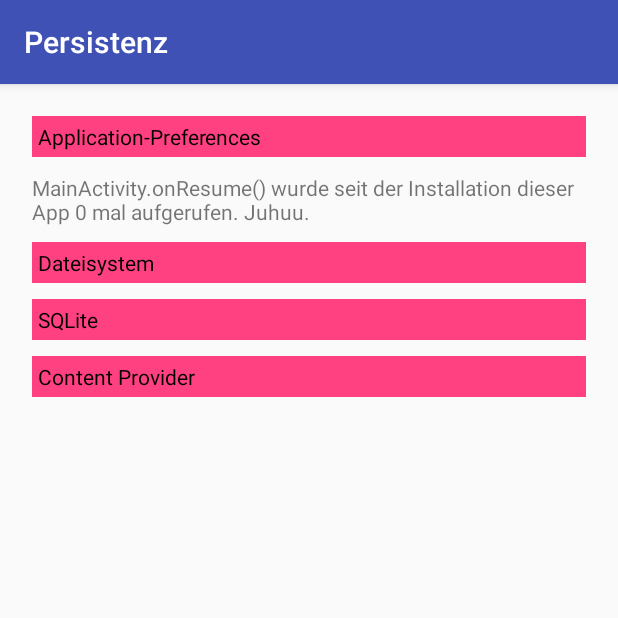
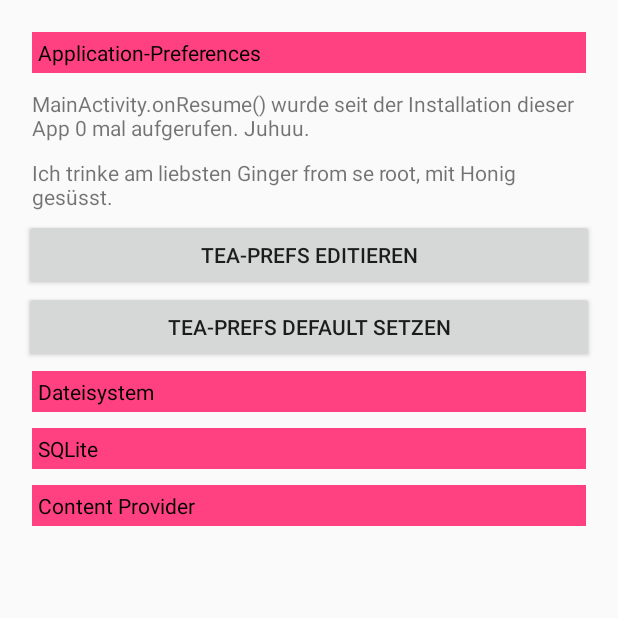
Before and after one commit to krrli/MobPro, an Android app: the screen it shows after launch (MainActivity), on a phone screen of 412 x 824 dp, the top half of it. Run offline under Robolectric (Android 15) with nearby library versions, the light colour scheme and no system bars.

Commit message:
added tea-preferences, default-preferences and updated textView on mainActivity with info text about preferred tea.

```diff
--- a/Persistenz/app/build.gradle
+++ b/Persistenz/app/build.gradle
@@ -25,5 +25,6 @@ dependencies {
         exclude group: 'com.android.support', module: 'support-annotations'
     })
     compile 'com.android.support:appcompat-v7:25.2.0'
+    compile 'com.android.support.constraint:constraint-layout:1.0.1'
     testCompile 'junit:junit:4.12'
 }
--- a/Persistenz/app/src/main/AndroidManifest.xml
+++ b/Persistenz/app/src/main/AndroidManifest.xml
@@ -15,6 +15,7 @@
                 <category android:name="android.intent.category.LAUNCHER" />
             </intent-filter>
         </activity>
+        <activity android:name=".TeaPreferenceActivity"></activity>
     </application>
 
 </manifest>
--- a/Persistenz/app/src/main/java/ch/hslu/mobpro/persistenz/MainActivity.java
+++ b/Persistenz/app/src/main/java/ch/hslu/mobpro/persistenz/MainActivity.java
@@ -1,17 +1,23 @@
 package ch.hslu.mobpro.persistenz;
 
+import android.app.Activity;
+import android.content.Intent;
 import android.content.SharedPreferences;
-import android.content.res.Resources;
-import android.support.v7.app.AppCompatActivity;
 import android.os.Bundle;
-import android.util.Log;
+import android.preference.Preference;
+import android.preference.PreferenceManager;
+import android.view.View;
+import android.widget.Button;
 import android.widget.TextView;
 
-public class MainActivity extends AppCompatActivity {
+public class MainActivity extends Activity {
 
     private int resumeCount;
-    private SharedPreferences preferences;
+    private SharedPreferences sharedPreferences;
     private TextView txtCounterText;
+    private TextView txtTeaPrefsSummary;
+    private Button btnTeaPrefEdit;
+    private Button btnSetDefaultPreferences;
 
     @Override
     protected void onCreate(Bundle savedInstanceState) {
@@ -19,23 +25,83 @@ public class MainActivity extends AppCompatActivity {
         setContentView(R.layout.activity_main);
 
         txtCounterText = (TextView) findViewById(R.id.txtResumeText);
+        txtTeaPrefsSummary = (TextView) findViewById(R.id.txtTeaPrefSummary);
+        btnTeaPrefEdit = (Button) findViewById(R.id.btnEditPreferences);
+        btnSetDefaultPreferences = (Button) findViewById(R.id.btnSetPreferences);
 
-        preferences = getPreferences(MODE_PRIVATE);
-        resumeCount = preferences.getInt("CounterAppPref",0);
+        sharedPreferences = getPreferences(MODE_PRIVATE);
+        resumeCount = sharedPreferences.getInt("CounterAppPref",0);
 
+        btnTeaPrefEdit.setOnClickListener(new View.OnClickListener() {
+            @Override
+            public void onClick(View v) {
+                Intent prefIntent = new Intent(MainActivity.this, TeaPreferenceActivity.class);
+                startActivity(prefIntent);
+            }
+        });
+
+        btnSetDefaultPreferences.setOnClickListener(new View.OnClickListener(){
+            @Override
+            public void onClick(View v){
+                PreferenceManager.getDefaultSharedPreferences(MainActivity.this);
+
+                // fixe Werte in Preferences speichern
+                // Gesüsster Tee, Süssstoff honig und Marke/Sorte ginger
+
+                final SharedPreferences.Editor teaPrefEditor = PreferenceManager.getDefaultSharedPreferences(MainActivity.this).edit();
+
+                String teaPref = "Ginger from se root";
+                String sweetenerPref = "Honig";
+
+                teaPrefEditor.putString("teaPreferred", teaPref);
+                teaPrefEditor.putString("teaSweetener",sweetenerPref);
+                teaPrefEditor.putBoolean("teaWithSugar", true);
+
+                String textSummaryPt = String.format(getResources().getString(R.string.teaPrefsSummary), teaPref);
+                textSummaryPt =  textSummaryPt + String.format(getResources().getString(R.string.teaPrefsWithSweetenerSummary), sweetenerPref);
+                txtTeaPrefsSummary.setText(textSummaryPt);
+            }
+        });
+
+    }
+
+    private void readTeaPreferences(){
+
+        txtTeaPrefsSummary.setText("hoi");
     }
 
     @Override
     protected void onResume() {
         super.onResume();
 
-        final SharedPreferences.Editor editor = preferences.edit();
+        addCounterText();
+        addTeaPrefsText();
+    }
+
+    private void addCounterText(){
+
+        final SharedPreferences.Editor editor = sharedPreferences.edit();
         editor.putInt("CounterAppPref", resumeCount + 1);
         editor.apply();
 
-        //Resources res = getResources();
         String text = String.format(getResources().getString(R.string.appPref_counterText), "" +resumeCount);
         txtCounterText.setText(text);
 
     }
+
+    private void addTeaPrefsText(){
+
+        final SharedPreferences tiiPref = PreferenceManager.getDefaultSharedPreferences(this);
+
+        boolean teaWithSugar = tiiPref.getBoolean("teaWithSugar", true);
+        String suesstoff = tiiPref.getString("teaSweetener","Honig");
+        String lieblingstee = tiiPref.getString("teaPreferred","Ginger from se root");
+
+        String textSummaryPt = String.format(getResources().getString(R.string.teaPrefsSummary), lieblingstee);
+        if(teaWithSugar){
+            textSummaryPt =  textSummaryPt + String.format(getResources().getString(R.string.teaPrefsWithSweetenerSummary), suesstoff);
+        }
+
+        txtTeaPrefsSummary.setText(textSummaryPt);
+    }
 }
--- a/Persistenz/app/src/main/res/layout/activity_main.xml
+++ b/Persistenz/app/src/main/res/layout/activity_main.xml
@@ -33,10 +33,23 @@
                 android:layout_margin="5dp"
                 android:text="txtCounterText"/>
 
-            <!--TextView
+            <TextView
+                android:id="@+id/txtTeaPrefSummary"
                 android:layout_width="match_parent"
                 android:layout_height="wrap_content"
-                android:text="@string/appPref_counterText"/-->
+                android:layout_margin="5dp"/>
+
+            <Button
+                android:id="@+id/btnEditPreferences"
+                android:layout_width="match_parent"
+                android:layout_height="wrap_content"
+                android:text="@string/editTeaPreferences" />
+
+            <Button
+                android:id="@+id/btnSetPreferences"
+                android:layout_width="match_parent"
+                android:layout_height="wrap_content"
+                android:text="@string/setDefaultTeaPreferences" />
 
             <TextView
                 android:layout_width="match_parent"
--- a/Persistenz/app/src/main/res/values/strings.xml
+++ b/Persistenz/app/src/main/res/values/strings.xml
@@ -5,4 +5,15 @@
     <string name="SQLite_title">SQLite</string>
     <string name="ContProvider_title">Content Provider</string>
     <string name="appPref_counterText">MainActivity.onResume() wurde seit der Installation dieser App %1$s mal aufgerufen. Juhuu.</string>
+    <string name="editTeaPreferences">Tea-Prefs editieren</string>
+    <string name="setDefaultTeaPreferences">Tea-Prefs default setzen</string>
+    <string name="teaPreferences">Tee Präferenzen</string>
+    <string name="teaPreferencesSummary">Wetsch denn du gsüesste Tee?</string>
+    <string name="teaPreferencesTitle">Präferenzierter Tee</string>
+    <string name="teaPreferencesSweetenerSummary">Mit was wetsch denn du de Tee süesse?</string>
+    <string name="teaPreferencesSweetenerTitle">Womit soll der Tee gesüsst werden?</string>
+    <string name="teaPreferencesPreferredTeaExample">z.B. "Hopfätee"</string>
+    <string name="teaPreferencesPreferredTeaTitle">Bevorzugte Marke/Sorte</string>
+    <string name="teaPrefsSummary">Ich trinke am liebsten %1$s</string>
+    <string name="teaPrefsWithSweetenerSummary">, mit %1$s gesüsst.</string>
 </resources>
```
Also changed, not shown: Persistenz/app/src/main/java/ch/hslu/mobpro/persistenz/TeaPreferenceActivity.java (added, +33 -0 lines), Persistenz/app/src/main/res/values/arrays.xml (added, +13 -0 lines), Persistenz/app/src/main/res/xml/preferences.xml (added, +28 -0 lines).
